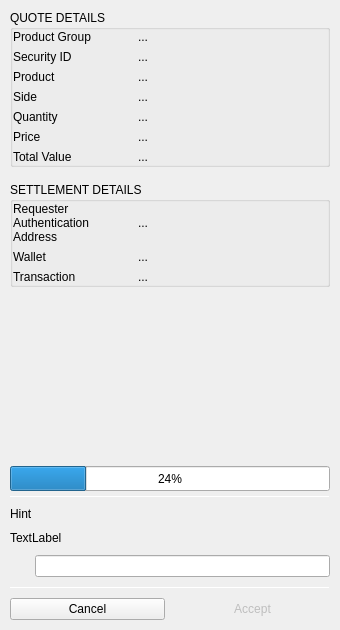
Above: BlockSettleUILib/DealerXBTSettlementDialog.ui from BlockSettle/terminal before the change. Below: the same form after it.
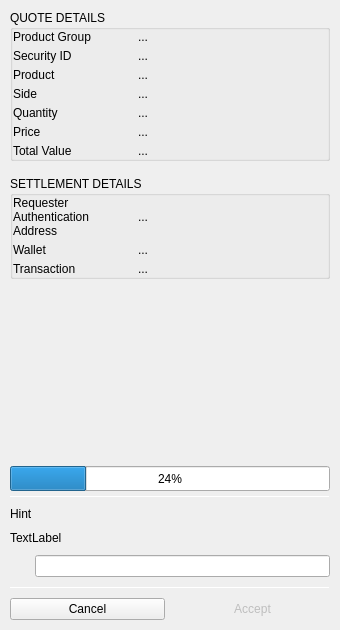
That is the form after the change. Icons and pictures are not drawn.

Commit message: Prettified settlement XBT windows.

Patch:
```diff
--- a/BlockSettleUILib/DealerXBTSettlementDialog.ui
+++ b/BlockSettleUILib/DealerXBTSettlementDialog.ui
@@ -77,6 +77,9 @@
          <string>QUOTE DETAILS</string>
         </property>
         <layout class="QVBoxLayout" name="verticalLayout_6">
+         <property name="spacing">
+          <number>5</number>
+         </property>
          <property name="leftMargin">
           <number>0</number>
          </property>
@@ -532,6 +535,9 @@
          <string>SETTLEMENT DETAILS</string>
         </property>
         <layout class="QVBoxLayout" name="verticalLayout_4">
+         <property name="spacing">
+          <number>5</number>
+         </property>
          <property name="leftMargin">
           <number>0</number>
          </property>
```
The commit also changes 3 other files.
